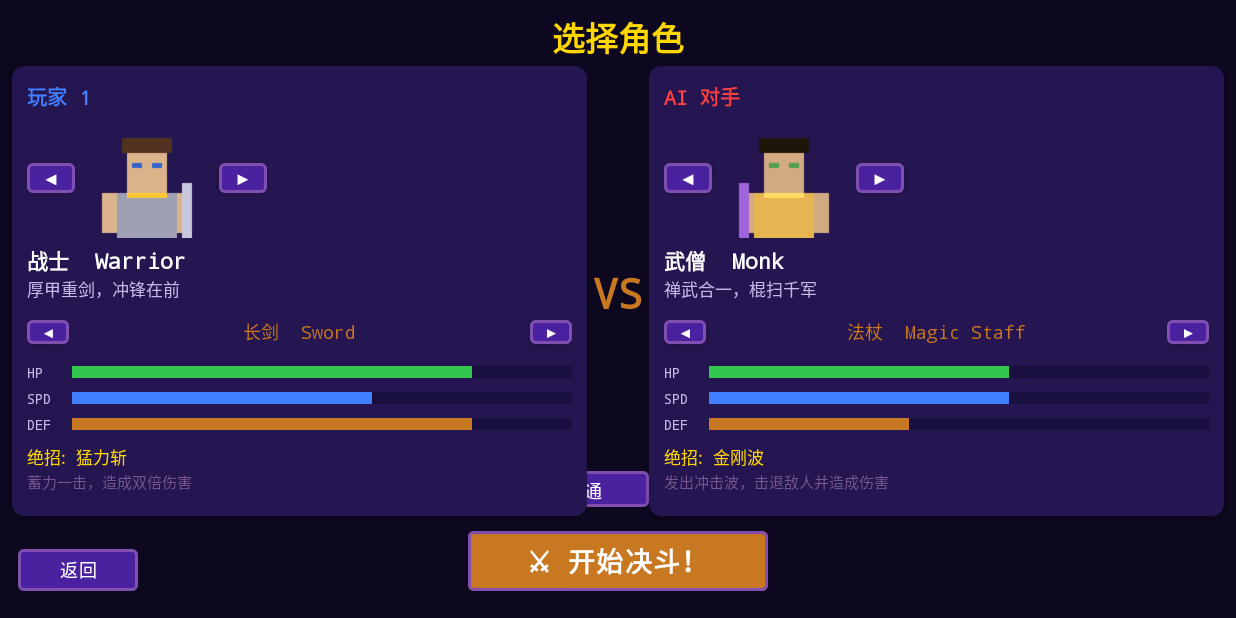
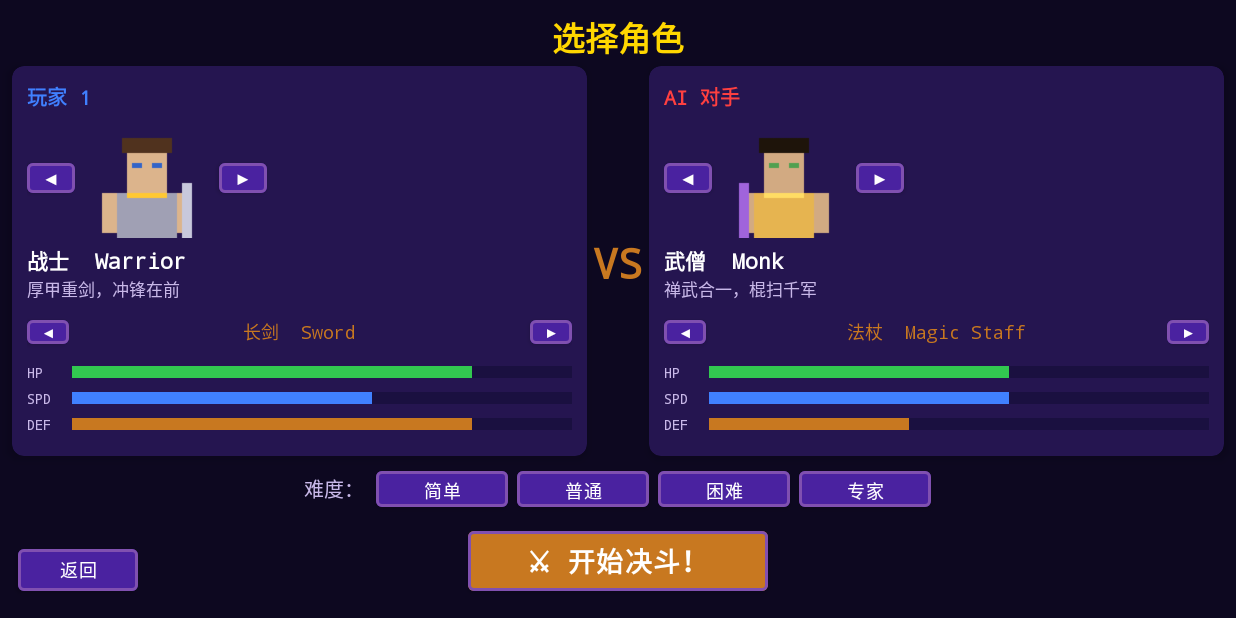
Before and after one commit to suhe2018/DiyouGames, an Android app: the CharacterSelectActivity screen opened directly, with no data from a screen before it, on a phone screen of 824 x 412 dp (held sideways). Run offline under Robolectric (Android 15) with nearby library versions, the phone set to English and light mode, and no system bars.

Commit message:
Fix layout overlaps in result and character-select screens
activity_result.xml:
- statsCard layout_height wrap_content → 0dp so it respects its
  constraintBottom_toTopOf=btnRematch and never overflows into buttons

activity_character_select.xml:
- p1Card, p2Card, tvVs: change constraintBottom from btnFight →
  difficultyGroup, forming a proper chain:
  cards → difficultyGroup → btnFight → parent bottom
  Previously cards and difficulty buttons both anchored to btnFight,
  causing the difficulty row to overlay the bottom of the cards.

https://claude.ai/code/session_01NYN2nNc2cMohBtYmQPN47E

```diff
--- a/app/src/main/res/layout/activity_character_select.xml
+++ b/app/src/main/res/layout/activity_character_select.xml
@@ -34,7 +34,7 @@
         android:fontFamily="monospace"
         android:textStyle="bold"
         app:layout_constraintTop_toBottomOf="@id/tvTitle"
-        app:layout_constraintBottom_toTopOf="@id/btnFight"
+        app:layout_constraintBottom_toTopOf="@id/difficultyGroup"
         app:layout_constraintStart_toEndOf="@id/p1Card"
         app:layout_constraintEnd_toStartOf="@id/p2Card" />
 
@@ -53,7 +53,7 @@
         app:layout_constraintStart_toStartOf="parent"
         app:layout_constraintEnd_toStartOf="@id/tvVs"
         app:layout_constraintTop_toTopOf="parent"
-        app:layout_constraintBottom_toTopOf="@id/btnFight">
+        app:layout_constraintBottom_toTopOf="@id/difficultyGroup">
 
         <LinearLayout
             android:layout_width="match_parent"
@@ -210,7 +210,7 @@
         app:layout_constraintStart_toEndOf="@id/tvVs"
         app:layout_constraintEnd_toEndOf="parent"
         app:layout_constraintTop_toTopOf="parent"
-        app:layout_constraintBottom_toTopOf="@id/btnFight">
+        app:layout_constraintBottom_toTopOf="@id/difficultyGroup">
 
         <LinearLayout
             android:layout_width="match_parent"
--- a/app/src/main/res/layout/activity_result.xml
+++ b/app/src/main/res/layout/activity_result.xml
@@ -57,9 +57,10 @@
     <androidx.cardview.widget.CardView
         android:id="@+id/statsCard"
         android:layout_width="0dp"
-        android:layout_height="wrap_content"
+        android:layout_height="0dp"
         android:layout_marginHorizontal="24dp"
         android:layout_marginTop="16dp"
+        android:layout_marginBottom="16dp"
         app:cardBackgroundColor="@color/surface"
         app:cardCornerRadius="8dp"
         app:cardElevation="4dp"
```
